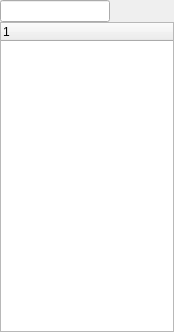
This is src/desktop/GuiUserList.ui in hwgao/beebeep as Qt 5 draws it before an edit. The edited form follows.
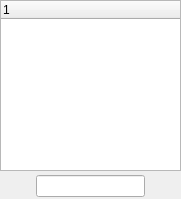
This is the edited form. Icons and pictures are not drawn.

Commit message: Fixed procedure to remove member from your gruop by other users Check for adding members in progress

Patch:
```diff
--- a/src/desktop/GuiUserList.ui
+++ b/src/desktop/GuiUserList.ui
@@ -6,8 +6,8 @@
    <rect>
     <x>0</x>
     <y>0</y>
-    <width>174</width>
-    <height>332</height>
+    <width>181</width>
+    <height>199</height>
    </rect>
   </property>
   <property name="minimumSize">
@@ -16,7 +16,7 @@
     <height>0</height>
    </size>
   </property>
-  <layout class="QGridLayout" name="gridLayout_2">
+  <layout class="QGridLayout" name="gridLayout">
    <property name="leftMargin">
     <number>0</number>
    </property>
@@ -29,37 +29,49 @@
    <property name="bottomMargin">
     <number>0</number>
    </property>
-   <property name="horizontalSpacing">
+   <property name="spacing">
     <number>2</number>
    </property>
-   <property name="verticalSpacing">
-    <number>0</number>
-   </property>
    <item row="0" column="0">
-    <widget class="QFrame" name="frame">
+    <widget class="QTreeWidget" name="mp_twUsers">
+     <column>
+      <property name="text">
+       <string notr="true">1</string>
+      </property>
+     </column>
+    </widget>
+   </item>
+   <item row="1" column="0">
+    <widget class="QFrame" name="mp_frameBar">
+     <property name="sizePolicy">
+      <sizepolicy hsizetype="Preferred" vsizetype="Minimum">
+       <horstretch>0</horstretch>
+       <verstretch>0</verstretch>
+      </sizepolicy>
+     </property>
      <property name="frameShape">
       <enum>QFrame::NoFrame</enum>
      </property>
      <property name="frameShadow">
       <enum>QFrame::Plain</enum>
      </property>
-     <layout class="QGridLayout" name="gridLayout">
+     <layout class="QGridLayout" name="gridlayout">
       <property name="leftMargin">
-       <number>0</number>
+       <number>2</number>
       </property>
       <property name="topMargin">
-       <number>0</number>
+       <number>2</number>
       </property>
       <property name="rightMargin">
-       <number>0</number>
+       <number>2</number>
       </property>
       <property name="bottomMargin">
-       <number>0</number>
+       <number>2</number>
       </property>
       <property name="spacing">
-       <number>0</number>
+       <number>2</number>
       </property>
-      <item row="0" column="0">
+      <item row="0" column="1">
        <widget class="QLineEdit" name="mp_leFilter">
         <property name="sizePolicy">
          <sizepolicy hsizetype="Expanding" vsizetype="Minimum">
@@ -75,7 +87,7 @@
         </property>
        </widget>
       </item>
-      <item row="0" column="1">
+      <item row="0" column="2">
        <widget class="QPushButton" name="mp_pbClearFilter">
         <property name="sizePolicy">
          <sizepolicy hsizetype="Minimum" vsizetype="Minimum">
@@ -110,7 +122,7 @@
         </property>
        </widget>
       </item>
-      <item row="0" column="2">
+      <item row="0" column="0">
        <widget class="QPushButton" name="mp_pbSettings">
         <property name="sizePolicy">
          <sizepolicy hsizetype="Minimum" vsizetype="Minimum">
@@ -148,15 +160,6 @@
      </layout>
     </widget>
    </item>
-   <item row="1" column="0">
-    <widget class="QTreeWidget" name="mp_twUsers">
-     <column>
-      <property name="text">
-       <string notr="true">1</string>
-      </property>
-     </column>
-    </widget>
-   </item>
   </layout>
  </widget>
  <tabstops>
```
Left out of the diff: 1 changed line with no effect on the pictures. The commit also changes 41 other files.
